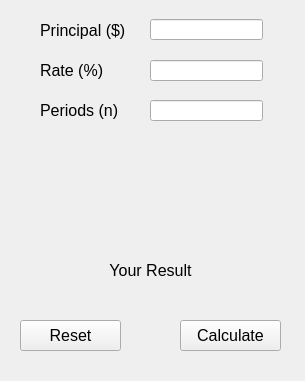
Old version of the form UIFiles/AppPageUI_SimpleInterest.ui in the repository jiawei2912/QF101_205.
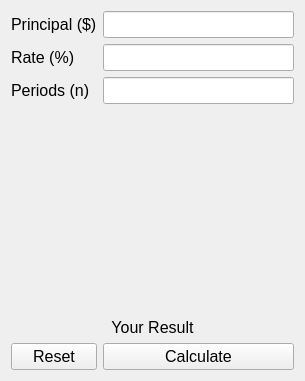
New version of the form.

What changed in the file:
```diff
--- a/UIFiles/AppPageUI_SimpleInterest.ui
+++ b/UIFiles/AppPageUI_SimpleInterest.ui
@@ -18,74 +18,32 @@
   <property name="windowTitle">
    <string>Form</string>
   </property>
-  <widget class="QLabel" name="label_1">
-   <property name="geometry">
-    <rect>
-     <x>40</x>
-     <y>10</y>
-     <width>91</width>
-     <height>41</height>
-    </rect>
-   </property>
-   <property name="text">
-    <string>Principal ($)</string>
-   </property>
-  </widget>
-  <widget class="QLineEdit" name="input_1">
-   <property name="geometry">
-    <rect>
-     <x>150</x>
-     <y>19</y>
-     <width>113</width>
-     <height>21</height>
-    </rect>
-   </property>
-  </widget>
-  <widget class="QLineEdit" name="input_2">
-   <property name="geometry">
-    <rect>
-     <x>150</x>
-     <y>60</y>
-     <width>113</width>
-     <height>21</height>
-    </rect>
-   </property>
-  </widget>
-  <widget class="QPushButton" name="calculateButton">
-   <property name="geometry">
-    <rect>
-     <x>180</x>
-     <y>320</y>
-     <width>101</width>
-     <height>31</height>
-    </rect>
-   </property>
-   <property name="text">
-    <string>Calculate</string>
-   </property>
-  </widget>
+  <layout class="QGridLayout" name="gridLayout">
+   <item row="1" column="0">
   <widget class="QLabel" name="label_2">
-   <property name="geometry">
-    <rect>
-     <x>40</x>
-     <y>50</y>
-     <width>81</width>
-     <height>41</height>
-    </rect>
-   </property>
    <property name="text">
     <string>Rate (%)</string>
    </property>
   </widget>
+   </item>
+   <item row="2" column="1">
+    <widget class="QLineEdit" name="input_3"/>
+   </item>
+   <item row="5" column="0">
+    <widget class="QPushButton" name="resetButton">
+     <property name="text">
+      <string>Reset</string>
+     </property>
+    </widget>
+   </item>
+   <item row="0" column="1">
+    <widget class="QLineEdit" name="input_1"/>
+   </item>
+   <item row="1" column="1">
+    <widget class="QLineEdit" name="input_2"/>
+   </item>
+   <item row="4" column="0" colspan="2">
   <widget class="QLabel" name="resultLabel">
-   <property name="geometry">
-    <rect>
-     <x>70</x>
-     <y>250</y>
-     <width>161</width>
-     <height>41</height>
-    </rect>
-   </property>
    <property name="text">
     <string>Your Result</string>
    </property>
@@ -93,42 +51,42 @@
     <set>Qt::AlignCenter</set>
    </property>
   </widget>
-  <widget class="QPushButton" name="resetButton">
-   <property name="geometry">
-    <rect>
-     <x>20</x>
-     <y>320</y>
-     <width>101</width>
-     <height>31</height>
-    </rect>
-   </property>
+   </item>
+   <item row="0" column="0">
+    <widget class="QLabel" name="label_1">
+     <property name="text">
+      <string>Principal ($)</string>
+     </property>
+    </widget>
+   </item>
+   <item row="5" column="1">
+    <widget class="QPushButton" name="calculateButton">
    <property name="text">
-    <string>Reset</string>
-   </property>
-  </widget>
+      <string>Calculate</string>
+     </property>
+    </widget>
+   </item>
+   <item row="2" column="0">
   <widget class="QLabel" name="label_3">
-   <property name="geometry">
-    <rect>
-     <x>40</x>
-     <y>90</y>
-     <width>81</width>
-     <height>41</height>
-    </rect>
-   </property>
    <property name="text">
     <string>Periods (n)</string>
    </property>
   </widget>
-  <widget class="QLineEdit" name="input_3">
-   <property name="geometry">
-    <rect>
-     <x>150</x>
-     <y>100</y>
-     <width>113</width>
-     <height>21</height>
-    </rect>
-   </property>
-  </widget>
+   </item>
+   <item row="3" column="0">
+    <spacer name="verticalSpacer">
+     <property name="orientation">
+      <enum>Qt::Vertical</enum>
+     </property>
+     <property name="sizeHint" stdset="0">
+      <size>
+       <width>20</width>
+       <height>40</height>
+      </size>
+     </property>
+    </spacer>
+   </item>
+  </layout>
  </widget>
  <resources/>
  <connections/>
```
Lines whose indentation alone changed are shown as unchanged.
